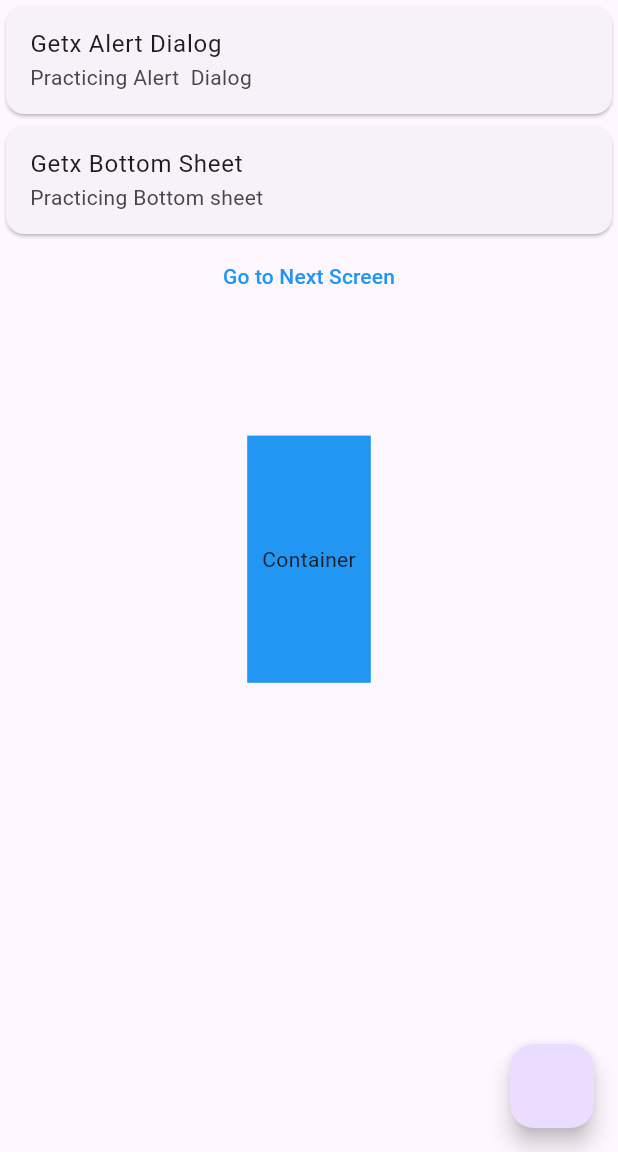
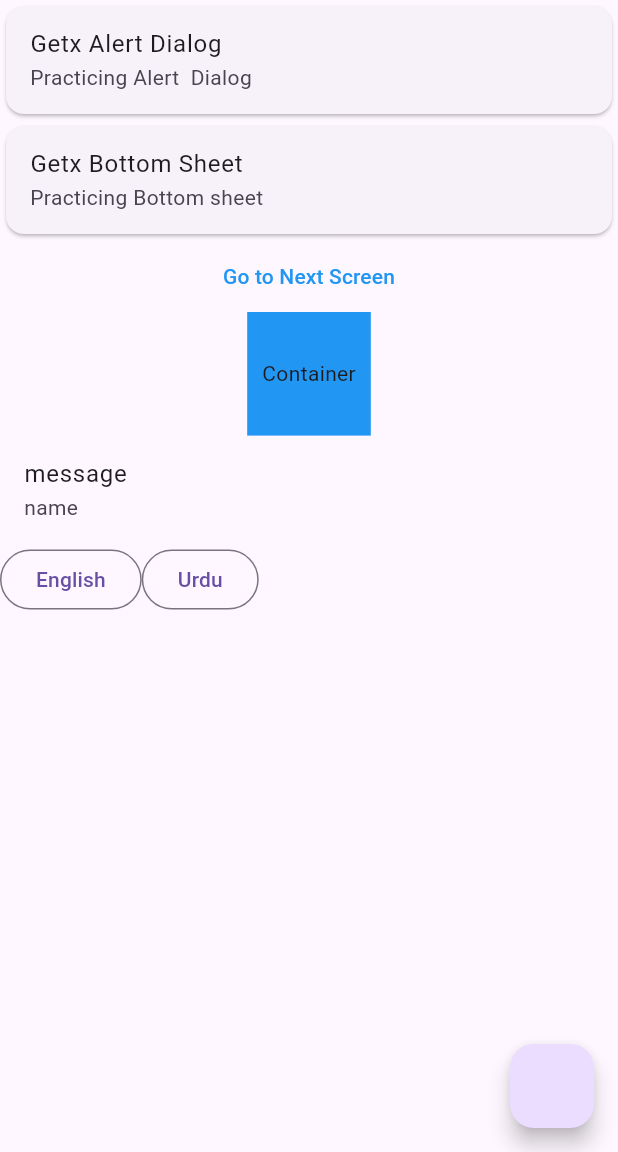
Before and after one commit to huzaifa-huzzi/Getx-Tutorials, a Flutter app: the screen it shows after launch, on a phone screen of 412 x 824 dp, the part 84-1236 px from its top. Run offline on Flutter 3.47's test engine with Material 3 defaults, Android fonts, the phone set to English and light mode, and no system bars; our stand-ins replace get.

Commit message:
1.Practice in Getx

```diff
--- a/lib/HomeScreen.dart
+++ b/lib/HomeScreen.dart
@@ -1,6 +1,5 @@
 import 'package:flutter/material.dart';
 import 'package:get/get.dart';
-import 'package:getx_dart/Screen_one.dart';
 
 class HomeScreen extends StatefulWidget {
 
@@ -79,13 +78,31 @@ class _HomeScreenState extends State<HomeScreen> {
                ]);
              }, child:const  Text('Go to Next Screen',style: TextStyle(color: Colors.blue),)),
            // For height and Width of the Getx
-          SizedBox(height: Get.height * .1,),
           Container(
-            height: Get.height * .2,
+            height: Get.height * .1,
             width: Get.width * .2,
             color: Colors.blue,
             child:const  Center(child: Text('Container'),),
+          ),
+          Column(
+            children: [
+              ListTile(
+                title: Text('message'.tr),
+                subtitle:  Text('name'.tr),
+              ),
+              Row(
+                children: [
+                  OutlinedButton(onPressed: (){
+                    Get.updateLocale(const Locale('en_US'));
+                  }, child:const  Text('English')),
+                  OutlinedButton(onPressed: (){
+                    Get.updateLocale(const Locale('ur_PK'));
+                  }, child:const  Text('Urdu')),
+                ],
+              )
+            ],
           )
+
         ],
       ),
       floatingActionButton: FloatingActionButton(onPressed:(){
--- /dev/null
+++ b/lib/Languages.dart
@@ -0,0 +1,20 @@
+import 'package:flutter/material.dart';
+import 'package:get/get_navigation/src/root/internacionalization.dart';
+
+
+class Languages extends Translations{
+  @override
+  Map<String,Map<String,String>> get keys => {
+    'en_US':{
+      'message':'What is Your name',
+       'name':'Huzaifa khan'
+    },
+    'ur_PK':{
+      'message':'آپ کا نام کیا ہے',
+      'name':'حذیفہ خان'
+    },
+
+
+  };
+
+}
--- a/lib/main.dart
+++ b/lib/main.dart
@@ -2,6 +2,7 @@ import 'package:flutter/material.dart';
 import 'package:get/get.dart';
 import 'package:get/get_navigation/get_navigation.dart';
 import 'package:getx_dart/HomeScreen.dart';
+import 'package:getx_dart/Languages.dart';
 import 'package:getx_dart/Screen_one.dart';
 
 void main() {
@@ -16,6 +17,9 @@ class MyApp extends StatelessWidget {
     return  GetMaterialApp(
       title: 'GetX Practice',
       debugShowCheckedModeBanner: false,
+      translations: Languages(),
+      fallbackLocale:const  Locale('en_US'),
+      locale:const  Locale('en_US'),
       home:const  HomeScreen(),
       getPages: [
         GetPage(name: '/', page: () =>const  HomeScreen()),
```
